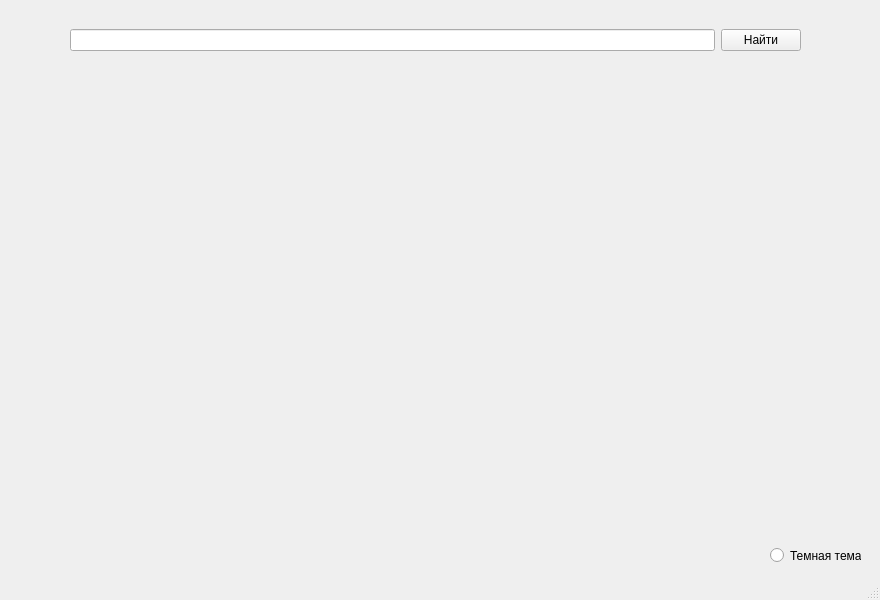
This is Design.ui in Rinels/YDEX_MAPS as Qt 5 draws it before an edit. The edited form follows.
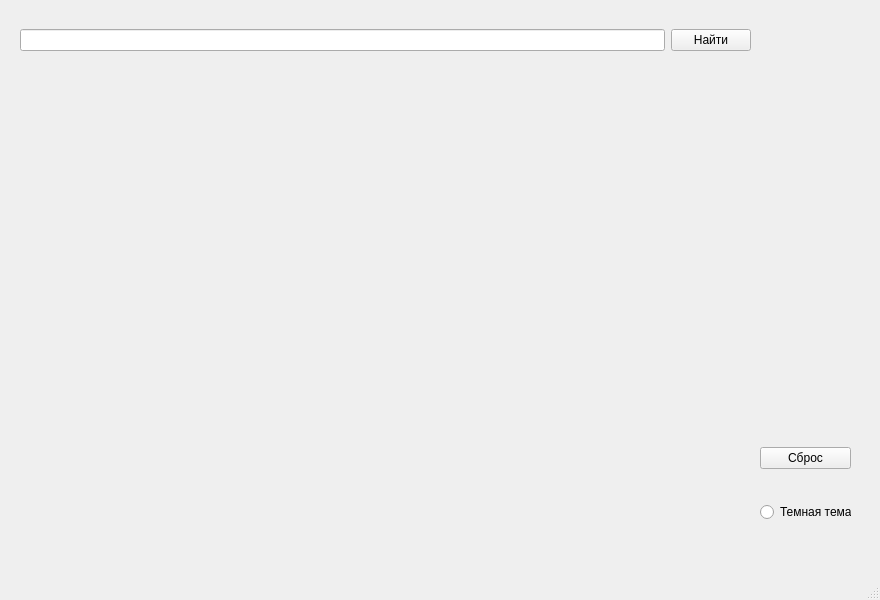
This is the edited form.

Commit message: Большая задача по Maps API. Часть №7

```diff
--- a/Design.ui
+++ b/Design.ui
@@ -17,7 +17,7 @@
    <widget class="QLabel" name="label">
     <property name="geometry">
      <rect>
-      <x>90</x>
+      <x>30</x>
       <y>100</y>
       <width>650</width>
       <height>450</height>
@@ -27,23 +27,10 @@
      <string/>
     </property>
    </widget>
-   <widget class="QRadioButton" name="radioButton">
-    <property name="geometry">
-     <rect>
-      <x>770</x>
-      <y>540</y>
-      <width>91</width>
-      <height>31</height>
-     </rect>
-    </property>
-    <property name="text">
-     <string>Темная тема</string>
-    </property>
-   </widget>
    <widget class="QWidget" name="horizontalLayoutWidget">
     <property name="geometry">
      <rect>
-      <x>70</x>
+      <x>20</x>
       <y>20</y>
       <width>731</width>
       <height>41</height>
@@ -62,6 +49,32 @@
      </item>
     </layout>
    </widget>
+   <widget class="QWidget" name="verticalLayoutWidget">
+    <property name="geometry">
+     <rect>
+      <x>760</x>
+      <y>420</y>
+      <width>91</width>
+      <height>131</height>
+     </rect>
+    </property>
+    <layout class="QVBoxLayout" name="verticalLayout">
+     <item>
+      <widget class="QPushButton" name="cleanButton">
+       <property name="text">
+        <string>Сброс</string>
+       </property>
+      </widget>
+     </item>
+     <item>
+      <widget class="QRadioButton" name="radioButton">
+       <property name="text">
+        <string>Темная тема</string>
+       </property>
+      </widget>
+     </item>
+    </layout>
+   </widget>
   </widget>
   <widget class="QStatusBar" name="statusbar"/>
  </widget>
```
Left out of the diff: 2 changed lines with no effect on the pictures. The commit also changes 1 other file.
